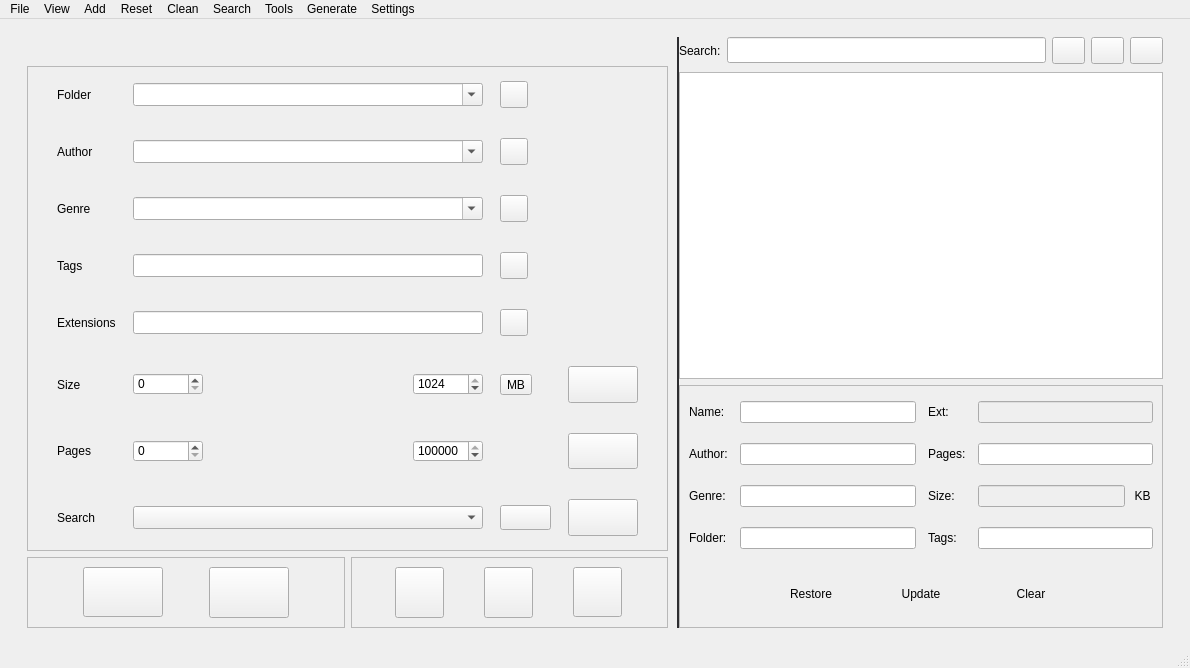
Above: ui/mainwindow.ui from MarioFares/Ebook-Access-Cpp before the change. Below: the same form after it.
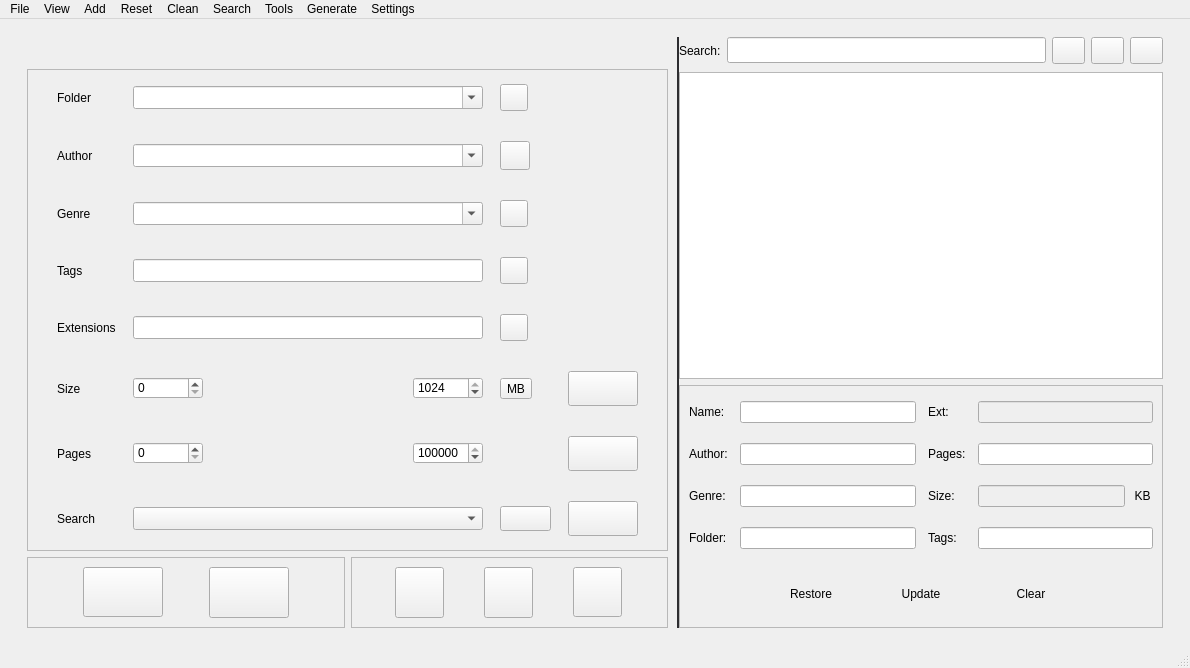
That is the form after the change. Icons and pictures are not drawn.

What changed in the file:
```diff
--- a/ui/mainwindow.ui
+++ b/ui/mainwindow.ui
@@ -73,7 +73,7 @@
             <enum>QLayout::SetDefaultConstraint</enum>
            </property>
            <property name="topMargin">
-            <number>29</number>
+            <number>32</number>
            </property>
            <property name="bottomMargin">
             <number>0</number>
@@ -481,8 +481,8 @@
                   </property>
                   <property name="iconSize">
                    <size>
-                    <width>20</width>
-                    <height>20</height>
+                    <width>22</width>
+                    <height>22</height>
                    </size>
                   </property>
                  </widget>
```
Left out of the diff: 4 changed lines with no effect on the pictures.
